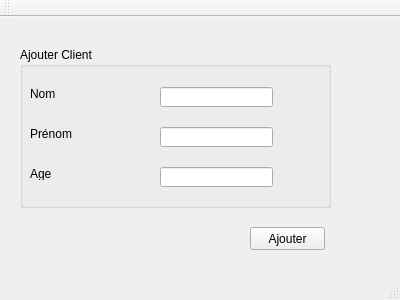
Above: mainwindow.ui from NouraneLammouchi/projetqt before the change. Below: the same form after it.
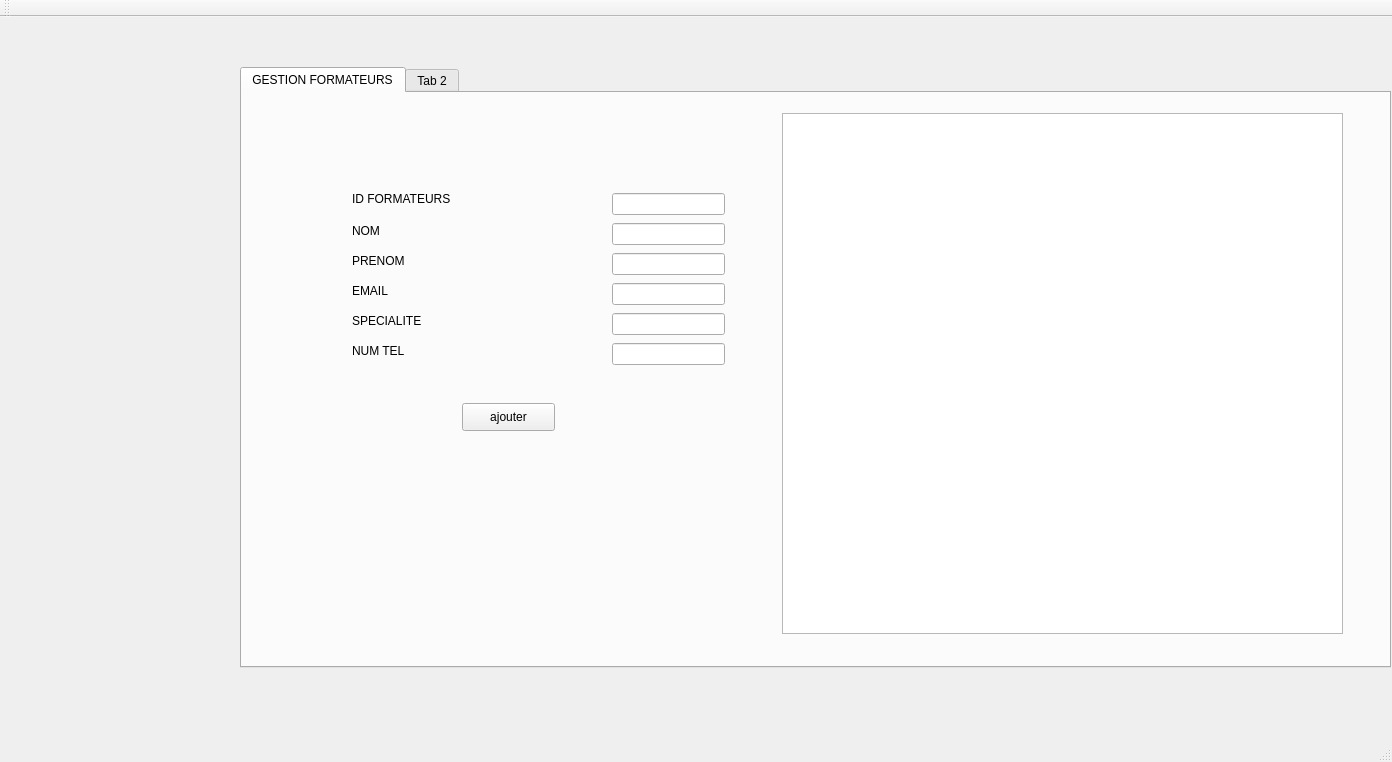
That is the form after the change.

Commit message: afficher et ajouter formateurs

The edit to the form file:
```diff
--- a/mainwindow.ui
+++ b/mainwindow.ui
@@ -6,108 +6,197 @@
    <rect>
     <x>0</x>
     <y>0</y>
-    <width>400</width>
-    <height>300</height>
+    <width>1392</width>
+    <height>762</height>
    </rect>
   </property>
   <property name="windowTitle">
    <string>Gestion des Clients</string>
   </property>
   <widget class="QWidget" name="centralWidget">
-   <widget class="QGroupBox" name="groupBox">
+   <widget class="QTabWidget" name="tabWidget">
     <property name="geometry">
      <rect>
-      <x>20</x>
-      <y>30</y>
-      <width>311</width>
-      <height>161</height>
+      <x>240</x>
+      <y>50</y>
+      <width>1151</width>
+      <height>601</height>
      </rect>
     </property>
-    <property name="title">
-     <string>Ajouter Client</string>
+    <property name="currentIndex">
+     <number>0</number>
     </property>
-    <widget class="QLabel" name="label">
+    <widget class="QWidget" name="tab_afficher">
+     <attribute name="title">
+      <string>GESTION FORMATEURS</string>
+     </attribute>
+     <widget class="QLabel" name="label_id">
      <property name="geometry">
       <rect>
-       <x>10</x>
-       <y>40</y>
-       <width>47</width>
-       <height>13</height>
+        <x>110</x>
+        <y>90</y>
+        <width>121</width>
+        <height>31</height>
       </rect>
      </property>
      <property name="text">
-      <string>Nom</string>
-     </property>
-    </widget>
-    <widget class="QLabel" name="label_2">
+       <string>ID FORMATEURS</string>
+      </property>
+     </widget>
+     <widget class="QLabel" name="label_nom">
      <property name="geometry">
       <rect>
-       <x>10</x>
-       <y>80</y>
-       <width>47</width>
-       <height>13</height>
+        <x>110</x>
+        <y>130</y>
+        <width>56</width>
+        <height>16</height>
       </rect>
      </property>
      <property name="text">
-      <string>Prénom</string>
-     </property>
-    </widget>
-    <widget class="QLabel" name="label_3">
+       <string>NOM</string>
+      </property>
+     </widget>
+     <widget class="QLabel" name="label_prenom">
      <property name="geometry">
       <rect>
-       <x>10</x>
-       <y>120</y>
-       <width>47</width>
-       <height>13</height>
+        <x>110</x>
+        <y>160</y>
+        <width>56</width>
+        <height>16</height>
       </rect>
      </property>
      <property name="text">
-      <string>Age</string>
-     </property>
-    </widget>
-    <widget class="QLineEdit" name="lineEdit">
+       <string>PRENOM</string>
+      </property>
+     </widget>
+     <widget class="QLabel" name="label_email">
      <property name="geometry">
       <rect>
-       <x>140</x>
-       <y>40</y>
+        <x>110</x>
+        <y>190</y>
+        <width>56</width>
+        <height>16</height>
+       </rect>
+      </property>
+      <property name="text">
+       <string>EMAIL</string>
+      </property>
+     </widget>
+     <widget class="QLabel" name="label_specialite">
+      <property name="geometry">
+       <rect>
+        <x>110</x>
+        <y>220</y>
+        <width>81</width>
+        <height>16</height>
+       </rect>
+      </property>
+      <property name="text">
+       <string>SPECIALITE</string>
+      </property>
+     </widget>
+     <widget class="QLabel" name="label_ntel">
+      <property name="geometry">
+       <rect>
+        <x>110</x>
+        <y>250</y>
+        <width>56</width>
+        <height>16</height>
+       </rect>
+      </property>
+      <property name="text">
+       <string>NUM TEL</string>
+      </property>
+     </widget>
+     <widget class="QLineEdit" name="lineEdit_id">
+      <property name="geometry">
+       <rect>
+        <x>370</x>
+        <y>100</y>
        <width>113</width>
-       <height>20</height>
+        <height>22</height>
       </rect>
      </property>
     </widget>
-    <widget class="QLineEdit" name="lineEdit_2">
+     <widget class="QLineEdit" name="lineEdit_nom">
      <property name="geometry">
       <rect>
-       <x>140</x>
-       <y>80</y>
+        <x>370</x>
+        <y>130</y>
        <width>113</width>
-       <height>20</height>
+        <height>22</height>
       </rect>
      </property>
     </widget>
-    <widget class="QLineEdit" name="lineEdit_3">
+     <widget class="QLineEdit" name="lineEdit_prenom">
      <property name="geometry">
       <rect>
-       <x>140</x>
-       <y>120</y>
+        <x>370</x>
+        <y>160</y>
        <width>113</width>
-       <height>20</height>
+        <height>22</height>
       </rect>
      </property>
     </widget>
-   </widget>
-   <widget class="QPushButton" name="pushButton">
+     <widget class="QLineEdit" name="lineEdit_email">
+      <property name="geometry">
+       <rect>
+        <x>370</x>
+        <y>190</y>
+        <width>113</width>
+        <height>22</height>
+       </rect>
+      </property>
+     </widget>
+     <widget class="QLineEdit" name="lineEdit_specialite">
     <property name="geometry">
      <rect>
-      <x>250</x>
-      <y>210</y>
-      <width>75</width>
-      <height>23</height>
-     </rect>
-    </property>
+        <x>370</x>
+        <y>220</y>
+        <width>113</width>
+        <height>22</height>
+       </rect>
+      </property>
+     </widget>
+     <widget class="QLineEdit" name="lineEdit_ntel">
+      <property name="geometry">
+       <rect>
+        <x>370</x>
+        <y>250</y>
+        <width>113</width>
+        <height>22</height>
+       </rect>
+      </property>
+     </widget>
+     <widget class="QPushButton" name="pushButton_ajouter">
+      <property name="geometry">
+       <rect>
+        <x>220</x>
+        <y>310</y>
+        <width>93</width>
+        <height>28</height>
+       </rect>
+      </property>
     <property name="text">
-     <string>Ajouter</string>
-    </property>
+       <string>ajouter</string>
+      </property>
+     </widget>
+     <widget class="QTableView" name="tableView_formateurs">
+      <property name="geometry">
+       <rect>
+        <x>540</x>
+        <y>20</y>
+        <width>561</width>
+        <height>521</height>
+       </rect>
+      </property>
+     </widget>
+    </widget>
+    <widget class="QWidget" name="tab_2">
+     <attribute name="title">
+      <string>Tab 2</string>
+     </attribute>
+    </widget>
    </widget>
   </widget>
   <widget class="QMenuBar" name="menuBar">
```
Left out of the diff: 4 changed lines with no effect on the pictures. Lines whose indentation alone changed are shown as unchanged. The commit also changes 8 other files.
